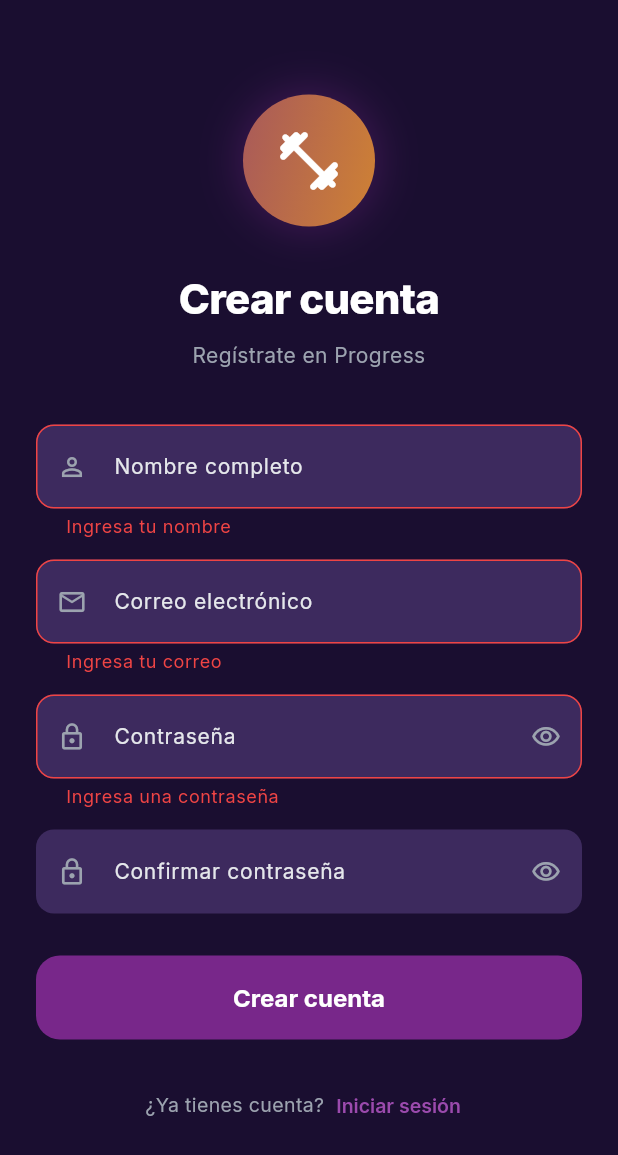
After one commit to CENTR25/CENTR, a Flutter app: the StudentRegisterScreen screen opened by its route, after a tap on "Crear cuenta", on a phone screen of 412 x 824 dp. The commit adds this screen. Shown: the top 1155 px of the screen. Run offline on Flutter 3.47's test engine with Material 3 defaults, Android fonts, the phone set to English and light mode, and no system bars; our stand-ins replace audioplayers, cached_network_image, fl_chart, flutter_local_notifications, flutter_riverpod, go_router and 7 more; missing offline and left inert: dart:html, dart:ui_web; accounts and stored records are empty; network calls fail.

Commit message:
Fix invite link, add student register screen, notification badge, and rebrand to Progress
- Item 1a: Fix broken invite link — was pointing to dead Netlify domain,
  now points to the live Cloudflare deployment (centr.xavierbenavidesm.workers.dev/register)
- Item 1b: Build StudentRegisterScreen with trainer association; wire /register
  route in GoRouter to render it with trainer_id query param; firstLogin route
  added to unauthenticated allowlist. Security: role hardcoded to 'student',
  trainer_id validated as UUID before use, user_id always set to auth.uid()
- Item 2: Notification bell badge now shows the unread count number instead of
  a plain dot; caps at 99+; has background border for legibility on dark surface
- Item 4: Rename user-facing app name from CENTR to Progress across
  AndroidManifest, Info.plist, web/index.html, web/manifest.json,
  AppConstants.appName, and the welcome string in FirstLoginScreen

```diff
--- a/lib/core/constants/app_constants.dart
+++ b/lib/core/constants/app_constants.dart
@@ -1,6 +1,6 @@
 /// App constants
 class AppConstants {
-  static const String appName = 'CENTR';
+  static const String appName = 'Progress';
   static const String appVersion = '1.0.0';
 
   // Subscription plans for trainers
@@ -12,8 +12,9 @@ class AppConstants {
   static const String roleStudent = 'student';
 
   // Base URL for student invite links.
-  // When the app gets its own domain (e.g. prgs.com.ar) only this changes.
-  static const String inviteBaseUrl = 'https://centr-v1.netlify.app/register';
+  // Points to the Cloudflare-deployed web app's /register route.
+  // Update when the app gets its own domain.
+  static const String inviteBaseUrl = 'https://centr.xavierbenavidesm.workers.dev/register';
 }
 
 /// Supabase configuration
--- a/lib/core/routing/app_router.dart
+++ b/lib/core/routing/app_router.dart
@@ -5,6 +5,7 @@ import 'package:north_star/services/auth_service.dart';
 import 'package:north_star/models/user_model.dart';
 import 'package:north_star/features/auth/presentation/login_screen.dart';
 import 'package:north_star/features/auth/presentation/first_login_screen.dart';
+import 'package:north_star/features/auth/presentation/student_register_screen.dart';
 import 'package:north_star/features/admin/presentation/admin_dashboard_screen.dart';
 import 'package:north_star/features/trainer/trainer_dashboard_screen.dart';
 import 'package:north_star/features/student/student_dashboard_screen.dart';
@@ -61,7 +62,8 @@ final routerProvider = Provider<GoRouter>((ref) {
       final isLoginRoute =
           state.matchedLocation == AppRoutes.login ||
           state.matchedLocation == AppRoutes.register ||
-          state.matchedLocation == AppRoutes.forgotPassword;
+          state.matchedLocation == AppRoutes.forgotPassword ||
+          state.matchedLocation == AppRoutes.firstLogin;
       final isSplash = state.matchedLocation == AppRoutes.splash;
 
       // While auth is resolving (initial load, sign-in, or Supabase background
@@ -112,13 +114,15 @@ final routerProvider = Provider<GoRouter>((ref) {
       ),
       GoRoute(
         path: AppRoutes.register,
-        builder: (context, state) =>
-            const LoginScreen(), // Or RegisterScreen if separate
+        builder: (context, state) {
+          final trainerId = state.uri.queryParameters['trainer'];
+          return StudentRegisterScreen(trainerId: trainerId);
+        },
       ),
       GoRoute(
         path: AppRoutes.forgotPassword,
         builder: (context, state) =>
-            const LoginScreen(), // Or ForgotPasswordScreen
+            const LoginScreen(), // ForgotPasswordScreen not yet implemented
       ),
 
       // First login (invitation)
--- a/lib/features/auth/presentation/first_login_screen.dart
+++ b/lib/features/auth/presentation/first_login_screen.dart
@@ -59,7 +59,7 @@ class _FirstLoginScreenState extends ConsumerState<FirstLoginScreen> {
                 const SizedBox(height: 8),
 
                 Text(
-                  'Bienvenido a CENTR. Establece una contraseña segura para tu cuenta.',
+                  'Bienvenido a Progress. Establece una contraseña segura para tu cuenta.',
                   style: TextStyle(
                     color: AppColors.textSecondary,
                     fontSize: 14,
--- /dev/null
+++ b/lib/features/auth/presentation/student_register_screen.dart
@@ -0,0 +1,412 @@
+import 'package:flutter/material.dart';
+import 'package:flutter_riverpod/flutter_riverpod.dart';
+import 'package:go_router/go_router.dart';
+import 'package:supabase_flutter/supabase_flutter.dart';
+import '../../../core/theme/app_theme.dart';
+import '../../../core/routing/app_router.dart';
+import '../../../services/supabase_service.dart';
+
+/// Student self-registration screen, opened via the trainer's invite link.
+///
+/// URL format: /register?trainer={trainer_id}
+///
+/// Security contract (enforced here):
+/// - role is ALWAYS hardcoded to 'student' — never taken from the URL.
+/// - trainer_id from the URL is used ONLY to associate the new athlete record;
+///   it conveys no privilege.
+/// - user_id in the athlete INSERT is always auth.uid() after signup.
+/// - No service_role key is used anywhere in this flow.
+class StudentRegisterScreen extends ConsumerStatefulWidget {
+  /// The trainer's `trainers.id` value extracted from the invite URL query param.
+  final String? trainerId;
+
+  const StudentRegisterScreen({super.key, this.trainerId});
+
+  @override
+  ConsumerState<StudentRegisterScreen> createState() =>
+      _StudentRegisterScreenState();
+}
+
+class _StudentRegisterScreenState extends ConsumerState<StudentRegisterScreen> {
+  final _formKey = GlobalKey<FormState>();
+  final _nameController = TextEditingController();
+  final _emailController = TextEditingController();
+  final _passwordController = TextEditingController();
+  final _confirmPasswordController = TextEditingController();
+
+  bool _isLoading = false;
+  bool _obscurePassword = true;
+  bool _obscureConfirm = true;
+  String? _error;
+
+  @override
+  void dispose() {
+    _nameController.dispose();
+    _emailController.dispose();
+    _passwordController.dispose();
+    _confirmPasswordController.dispose();
+    super.dispose();
+  }
+
+  Future<void> _register() async {
+    if (!_formKey.currentState!.validate()) return;
+
+    setState(() {
+      _isLoading = true;
+      _error = null;
+    });
+
+    final client = ref.read(supabaseClientProvider);
+
+    try {
+      // 1. Create the auth user. Role is ALWAYS 'student' — not from the URL.
+      final authResponse = await client.auth.signUp(
+        email: _emailController.text.trim(),
+        password: _passwordController.text,
+        data: {
+          'name': _nameController.text.trim(),
+          'role': 'student',
+        },
+      );
+
+      final user = authResponse.user;
+      if (user == null) {
+        throw Exception('No se pudo crear la cuenta. Intenta de nuevo.');
+      }
+
+      // 2. Upsert the profile row (auth trigger may have already created it;
+      //    upsert is safe either way).
+      await client.from('profiles').upsert({
+        'id': user.id,
+        'email': user.email ?? _emailController.text.trim(),
+        'name': _nameController.text.trim(),
+        'role': 'student', // hardcoded — never from URL
+        'is_active': true,
+        'created_at': DateTime.now().toIso8601String(),
+      });
+
+      // 3. Create the athlete row linking this student to the trainer.
+      //    user_id is always auth.uid() — never arbitrary input.
+      //    trainer_id is purely a data association; it grants no extra permissions.
+      if (widget.trainerId != null && widget.trainerId!.isNotEmpty) {
+        // Validate that trainer_id looks like a UUID before trusting it.
+        final uuidPattern = RegExp(
+          r'^[0-9a-fA-F]{8}-[0-9a-fA-F]{4}-[0-9a-fA-F]{4}-[0-9a-fA-F]{4}-[0-9a-fA-F]{12}$',
+        );
+        if (uuidPattern.hasMatch(widget.trainerId!)) {
+          await client.from('athletes').insert({
+            'user_id': user.id, // always auth.uid() — not from URL
+            'trainer_id': widget.trainerId,
+            'created_at': DateTime.now().toIso8601String(),
+          });
+        }
+      }
+
+      // 4. Navigate — auth state listener in AuthNotifier will handle the rest.
+      if (mounted) {
+        ScaffoldMessenger.of(context).showSnackBar(
+          const SnackBar(
+            content: Text(
+              '¡Cuenta creada! Revisa tu email para confirmar tu dirección.',
+            ),
+            backgroundColor: AppColors.success,
+            duration: Duration(seconds: 4),
+          ),
+        );
+        context.go(AppRoutes.login);
+      }
+    } on AuthException catch (e) {
+      setState(() {
+        _error = _localizeAuthError(e.message);
+        _isLoading = false;
+      });
+    } catch (e) {
+      setState(() {
+        _error = e.toString().replaceAll('Exception: ', '');
+        _isLoading = false;
+      });
+    }
+  }
+
+  String _localizeAuthError(String message) {
+    if (message.contains('already registered') ||
+        message.contains('already been registered')) {
+      return 'Este correo ya está registrado. Usa "Iniciar sesión".';
+    }
+    if (message.contains('Password should be')) {
+      return 'La contraseña debe tener al menos 6 caracteres.';
+    }
+    if (message.contains('Invalid email')) {
+      return 'El correo no es válido.';
+    }
+    return message;
+  }
+
+  @override
+  Widget build(BuildContext context) {
+    return Scaffold(
+      backgroundColor: AppColors.background,
+      body: SafeArea(
+        child: Center(
+          child: SingleChildScrollView(
+            padding: const EdgeInsets.all(24),
+            child: Column(
+              mainAxisAlignment: MainAxisAlignment.center,
+              crossAxisAlignment: CrossAxisAlignment.stretch,
+              children: [
+                // Logo / icon
+                Container(
+                  padding: const EdgeInsets.all(20),
+                  decoration: BoxDecoration(
+                    gradient: const LinearGradient(
+                      colors: [AppColors.primary, AppColors.accent],
+                      begin: Alignment.topLeft,
+                      end: Alignment.bottomRight,
+                    ),
+                    shape: BoxShape.circle,
+                    boxShadow: [
+                      BoxShadow(
+                        color: AppColors.primary.withValues(alpha:0.4),
+                        blurRadius: 24,
+                        spreadRadius: 2,
+                      ),
+                    ],
+                  ),
+                  child: const Icon(
+                    Icons.fitness_center_rounded,
+                    color: Colors.white,
+                    size: 48,
+                  ),
+                ),
+                const SizedBox(height: 28),
+
+                const Text(
+                  'Crear cuenta',
+                  style: TextStyle(
+                    fontSize: 28,
+                    fontWeight: FontWeight.w800,
+                    color: Colors.white,
+                    letterSpacing: -0.5,
+                  ),
+                  textAlign: TextAlign.center,
+                ),
+                const SizedBox(height: 8),
+                Text(
+                  widget.trainerId != null
+                      ? 'Tu entrenador te invitó a Progress'
+                      : 'Regístrate en Progress',
+                  style: TextStyle(
+                    fontSize: 14,
+                    color: AppColors.textLight,
+                  ),
+                  textAlign: TextAlign.center,
+                ),
+                const SizedBox(height: 36),
+
+                // Error banner
+                if (_error != null) ...[
+                  Container(
+                    padding: const EdgeInsets.all(12),
+                    decoration: BoxDecoration(
+                      color: AppColors.error.withValues(alpha:0.1),
+                      borderRadius: BorderRadius.circular(12),
+                      border: Border.all(
+                        color: AppColors.error.withValues(alpha:0.4),
+                      ),
+                    ),
+                    child: Text(
+                      _error!,
+                      style: const TextStyle(
+                        color: AppColors.error,
+                        fontSize: 13,
+                      ),
+                    ),
+                  ),
+                  const SizedBox(height: 16),
+                ],
+
+                // Form
+                Form(
+                  key: _formKey,
+                  child: Column(
+                    children: [
+                      _buildField(
+                        controller: _nameController,
+                        label: 'Nombre completo',
+                        icon: Icons.person_outline,
+                        validator: (v) {
+                          if (v == null || v.trim().isEmpty) {
+                            return 'Ingresa tu nombre';
+                          }
+                          if (v.trim().length < 2) {
+                            return 'Mínimo 2 caracteres';
+                          }
+                          return null;
+                        },
+                      ),
+                      const SizedBox(height: 14),
+                      _buildField(
+                        controller: _emailController,
+                        label: 'Correo electrónico',
+                        icon: Icons.email_outlined,
+                        keyboardType: TextInputType.emailAddress,
+                        validator: (v) {
+                          if (v == null || v.trim().isEmpty) {
+                            return 'Ingresa tu correo';
+                          }
+                          if (!v.contains('@')) {
+                            return 'Correo no válido';
+                          }
+                          return null;
+                        },
+                      ),
+                      const SizedBox(height: 14),
+                      _buildPasswordField(
+                        controller: _passwordController,
+                        label: 'Contraseña',
+                        obscure: _obscurePassword,
+                        onToggle: () =>
+                            setState(() => _obscurePassword = !_obscurePassword),
+                        validator: (v) {
+                          if (v == null || v.isEmpty) return 'Ingresa una contraseña';
+                          if (v.length < 6) return 'Mínimo 6 caracteres';
+                          return null;
+                        },
+                      ),
+                      const SizedBox(height: 14),
+                      _buildPasswordField(
+                        controller: _confirmPasswordController,
+                        label: 'Confirmar contraseña',
+                        obscure: _obscureConfirm,
+                        onToggle: () =>
+                            setState(() => _obscureConfirm = !_obscureConfirm),
+                        validator: (v) {
+                          if (v != _passwordController.text) {
+                            return 'Las contraseñas no coinciden';
+                          }
+                          return null;
+                        },
+                      ),
+                      const SizedBox(height: 28),
+
+                      // Register button
+                      SizedBox(
+                        width: double.infinity,
+                        height: 56,
+                        child: ElevatedButton(
+                          onPressed: _isLoading ? null : _register,
+                          style: ElevatedButton.styleFrom(
+                            backgroundColor: AppColors.primary,
+                            shape: RoundedRectangleBorder(
+                              borderRadius: BorderRadius.circular(16),
+                            ),
+                            elevation: 0,
+                          ),
+                          child: _isLoading
+                              ? const SizedBox(
+                                  width: 22,
+                                  height: 22,
+                                  child: CircularProgressIndicator(
+                                    strokeWidth: 2,
+                                    color: Colors.white,
+                                  ),
+                                )
+                              : const Text(
+                                  'Crear cuenta',
+                                  style: TextStyle(
+                                    fontSize: 16,
+                                    fontWeight: FontWeight.w700,
+                                    color: Colors.white,
+                                  ),
+                                ),
+                        ),
+                      ),
+                      const SizedBox(height: 20),
+
+                      // Back to login
+                      Row(
+                        mainAxisAlignment: MainAxisAlignment.center,
+                        children: [
+                          Text(
+                            '¿Ya tienes cuenta?',
+                            style: TextStyle(
+                              color: AppColors.textLight,
+                              fontSize: 13,
+                            ),
+                          ),
+                          TextButton(
+                            onPressed: () => context.go(AppRoutes.login),
+                            style: TextButton.styleFrom(
+                              foregroundColor: AppColors.primaryLight,
+                              padding: const EdgeInsets.symmetric(
+                                horizontal: 8,
+                                vertical: 4,
+                              ),
+                            ),
+                            child: const Text(
+                              'Iniciar sesión',
+                              style: TextStyle(
+                                fontSize: 13,
+                                fontWeight: FontWeight.w600,
+                              ),
+                            ),
+                          ),
+                        ],
+                      ),
+                    ],
+                  ),
+                ),
+              ],
+            ),
+          ),
+        ),
+      ),
+    );
+  }
+
+  Widget _buildField({
+    required TextEditingController controller,
+    required String label,
+    required IconData icon,
+    TextInputType keyboardType = TextInputType.text,
+    String? Function(String?)? validator,
+  }) {
+    return TextFormField(
+      controller: controller,
+      keyboardType: keyboardType,
+      style: const TextStyle(color: Colors.white),
+      decoration: InputDecoration(
+        labelText: label,
+        prefixIcon: Icon(icon, color: AppColors.textLight, size: 20),
+      ),
+      validator: validator,
+    );
+  }
+
+  Widget _buildPasswordField({
+    required TextEditingController controller,
+    required String label,
+    required bool obscure,
+    required VoidCallback onToggle,
+    String? Function(String?)? validator,
+  }) {
+    return TextFormField(
+      controller: controller,
+      obscureText: obscure,
+      style: const TextStyle(color: Colors.white),
+      decoration: InputDecoration(
+        labelText: label,
+        prefixIcon: const Icon(Icons.lock_outline, color: AppColors.textLight, size: 20),
+        suffixIcon: IconButton(
+          icon: Icon(
+            obscure ? Icons.visibility_outlined : Icons.visibility_off_outlined,
+            color: AppColors.textLight,
+            size: 20,
+          ),
+          onPressed: onToggle,
+        ),
+      ),
+      validator: validator,
+    );
+  }
+}
--- a/lib/features/student/student_dashboard_screen.dart
+++ b/lib/features/student/student_dashboard_screen.dart
@@ -468,14 +468,34 @@ class _HomeContent extends ConsumerWidget {
                             ),
                             if (count > 0)
                               Positioned(
-                                right: 2,
-                                top: 2,
+                                right: 0,
+                                top: 0,
                                 child: Container(
-                                  width: 8,
-                                  height: 8,
-                                  decoration: const BoxDecoration(
+                                  padding: const EdgeInsets.symmetric(
+                                    horizontal: 5,
+                                    vertical: 2,
+                                  ),
+                                  decoration: BoxDecoration(
                                     color: AppColors.studentColor,
-                                    shape: BoxShape.circle,
+                                    borderRadius: BorderRadius.circular(10),
+                                    border: Border.all(
+                                      color: AppColors.background,
+                                      width: 1.5,
+                                    ),
+                                  ),
+                                  constraints: const BoxConstraints(
+                                    minWidth: 18,
+                                    minHeight: 18,
+                                  ),
+                                  child: Text(
+                                    count > 99 ? '99+' : '$count',
+                                    style: const TextStyle(
+                                      color: Colors.white,
+                                      fontSize: 10,
+                                      fontWeight: FontWeight.w800,
+                                      height: 1.2,
+                                    ),
+                                    textAlign: TextAlign.center,
                                   ),
                                 ),
                               ),
```
Also changed, not shown: 4 other files.
